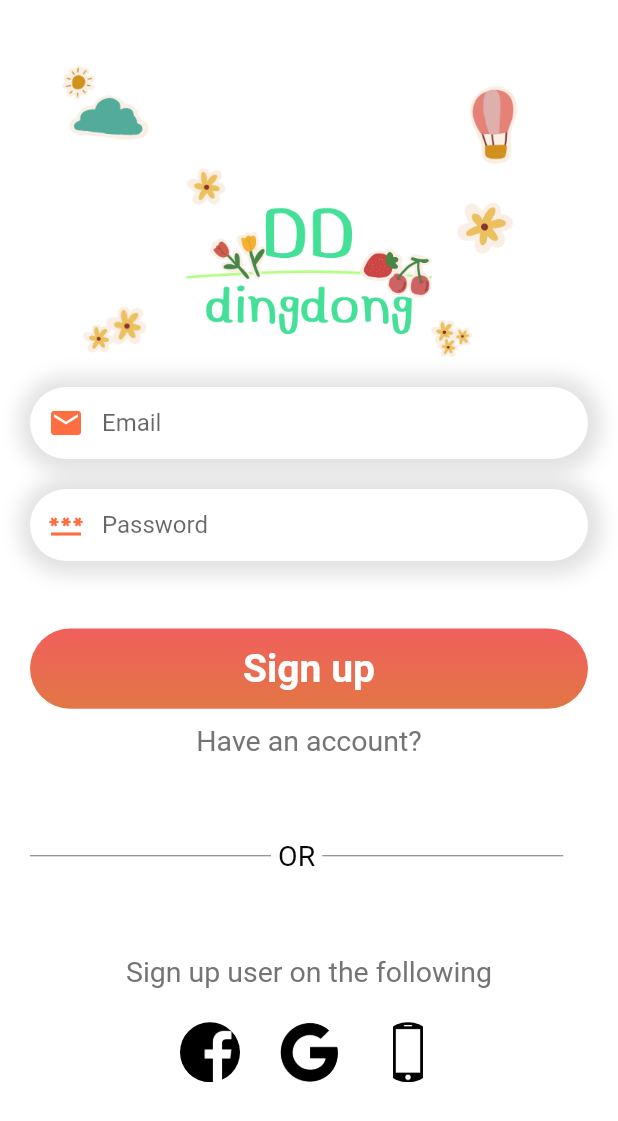
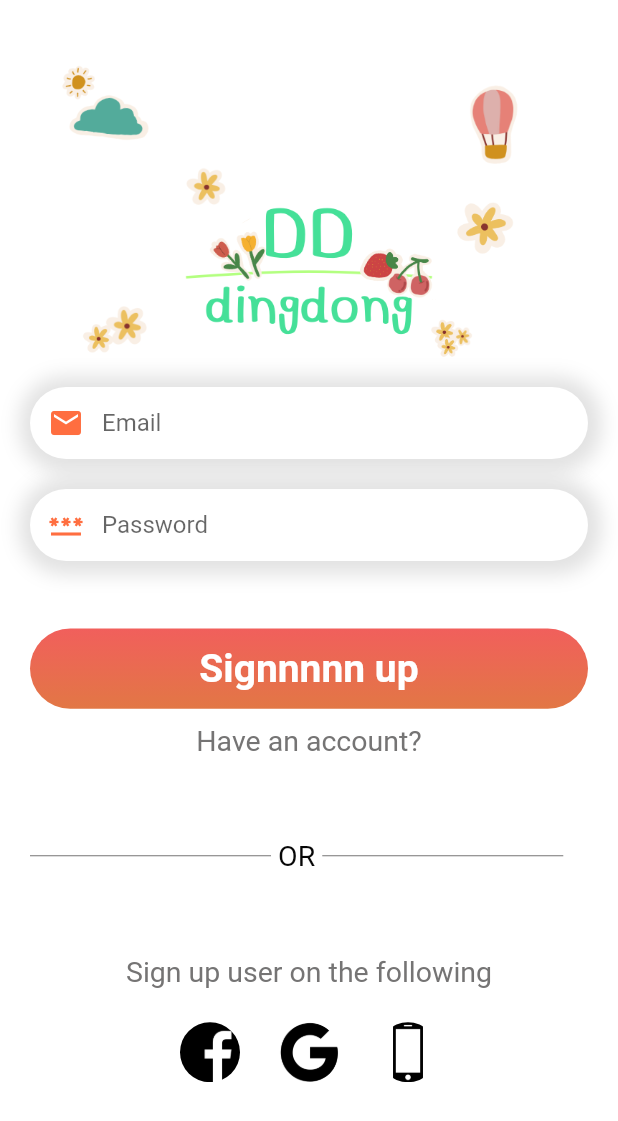
Before and after one commit to sabala1/DingDong-App, a Flutter app: the SignUpScreen screen opened directly, on a phone screen of 412 x 824 dp. Shown: the top 1121 px of the screen. Run offline on Flutter 3.47's test engine with Material 2 defaults, Android fonts, the phone set to English and light mode, and no system bars; our stand-ins replace bloc, equatable, flutter_bloc, flutter_rating_bar, get; Roboto replaces fonts that are missing (Ubuntu); project files that could hold a hidden picture were left out.

Commit message:
test systems

```diff
--- a/lib/views/screens/signup_screen.dart
+++ b/lib/views/screens/signup_screen.dart
@@ -138,7 +138,7 @@ class SignUpScreen extends StatelessWidget {
                     ),
                     child: const Center(
                       child: Text(
-                        'Sign up',
+                        'Signnnnn up',
                         style: TextStyle(
                           fontSize: 26,
                           fontWeight: FontWeight.bold,
```
Also changed, not shown: 5 other files.
